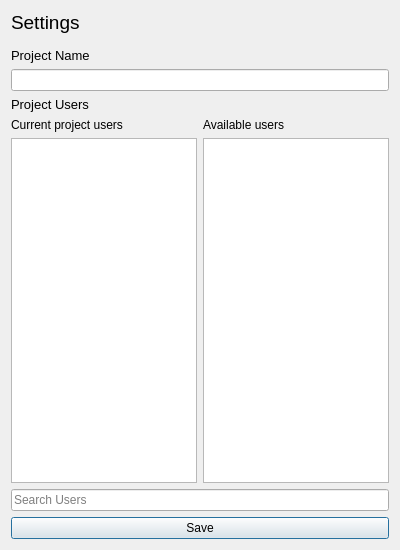
Qt form views/projectsettingspage.ui (BelchieBen/BenjaminBelcherAssessment) before a commit.
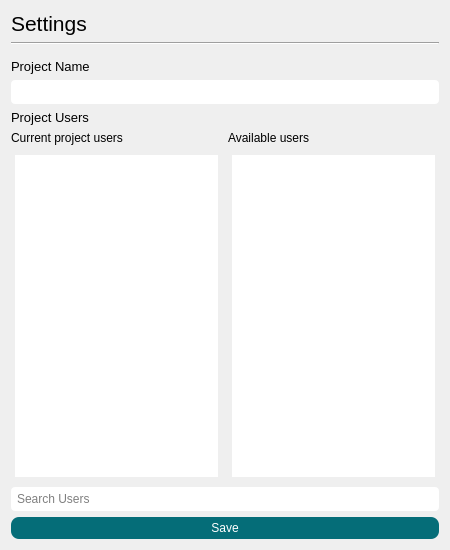
The same form after that commit.

```diff
--- a/views/projectsettingspage.ui
+++ b/views/projectsettingspage.ui
@@ -6,13 +6,13 @@
    <rect>
     <x>0</x>
     <y>0</y>
-    <width>400</width>
+    <width>450</width>
     <height>550</height>
    </rect>
   </property>
   <property name="minimumSize">
    <size>
-    <width>400</width>
+    <width>450</width>
     <height>550</height>
    </size>
   </property>
@@ -24,14 +24,24 @@
     <widget class="QLabel" name="Title">
      <property name="font">
       <font>
-       <pointsize>14</pointsize>
+       <pointsize>16</pointsize>
       </font>
      </property>
+     <property name="styleSheet">
+      <string notr="true"/>
+     </property>
      <property name="text">
       <string>Settings</string>
      </property>
     </widget>
    </item>
+   <item>
+    <widget class="Line" name="line">
+     <property name="orientation">
+      <enum>Qt::Horizontal</enum>
+     </property>
+    </widget>
+   </item>
    <item>
     <spacer name="verticalSpacer">
      <property name="orientation">
@@ -61,7 +71,13 @@
     </widget>
    </item>
    <item>
-    <widget class="QLineEdit" name="ProjectNameEdit"/>
+    <widget class="QLineEdit" name="ProjectNameEdit">
+     <property name="styleSheet">
+      <string notr="true">border-radius:4px;
+padding:4px;
+</string>
+     </property>
+    </widget>
    </item>
    <item>
     <widget class="QLabel" name="label">
@@ -87,7 +103,12 @@
         </widget>
        </item>
        <item>
-        <widget class="QListWidget" name="CurrentUsers"/>
+        <widget class="QListWidget" name="CurrentUsers">
+         <property name="styleSheet">
+          <string notr="true">border-radius:4px;
+padding:4px;</string>
+         </property>
+        </widget>
        </item>
       </layout>
      </item>
@@ -101,7 +122,12 @@
         </widget>
        </item>
        <item>
-        <widget class="QListWidget" name="AvailableUsers"/>
+        <widget class="QListWidget" name="AvailableUsers">
+         <property name="styleSheet">
+          <string notr="true">border-radius:4px;
+padding:4px;</string>
+         </property>
+        </widget>
        </item>
       </layout>
      </item>
@@ -109,6 +135,10 @@
    </item>
    <item>
     <widget class="QLineEdit" name="SearchUsers">
+     <property name="styleSheet">
+      <string notr="true">border-radius:4px;
+padding:4px;</string>
+     </property>
      <property name="placeholderText">
       <string>Search Users</string>
      </property>
@@ -116,6 +146,15 @@
    </item>
    <item>
     <widget class="QPushButton" name="SaveBtn">
+     <property name="styleSheet">
+      <string notr="true">background-color: rgb(5, 109, 120);
+color: rgb(255, 255, 255);
+border-radius:8px;
+padding-top:4px;
+padding-bottom:4px;
+padding-left:25px;
+padding-right:25px;</string>
+     </property>
      <property name="text">
       <string>Save</string>
      </property>
```
